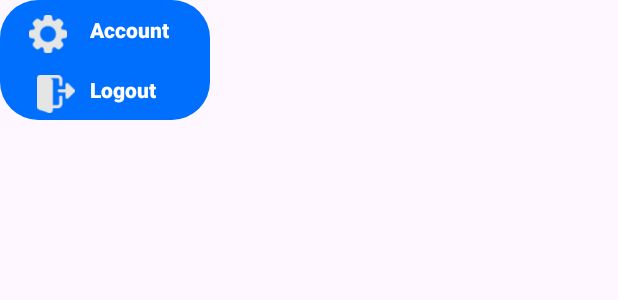
After one commit to Xuan404/QReate, an Android app: the layout pfp_click_fragment.xml on its own in the app's theme, with its tools: preview values and no code run, on a phone screen of 412 x 824 dp. The commit adds this screen. Shown: the top 300 px of the screen. Run offline under Robolectric (Android 15) with nearby library versions, the phone set to English and light mode, and no system bars.

Commit message:
Made fragments events list screen and other small changes

```diff
--- /dev/null
+++ b/code/app/src/main/res/layout/pfp_click_fragment.xml
@@ -0,0 +1,58 @@
+<?xml version="1.0" encoding="utf-8"?>
+<RelativeLayout xmlns:android="http://schemas.android.com/apk/res/android"
+    android:layout_width="wrap_content"
+    android:layout_height="80dp"
+    android:gravity="right|top"
+    android:background="@drawable/rounded_blue_buttons">
+    <androidx.appcompat.widget.AppCompatButton
+        android:id="@+id/buttonAccount"
+        android:layout_width="120dp"
+        android:layout_height="40dp"
+        android:layout_centerHorizontal="true"
+        android:layout_marginStart="10dp"
+        android:layout_marginTop="0dp"
+        android:layout_marginEnd="10dp"
+        android:layout_marginBottom="10dp"
+        android:gravity="left|center_vertical"
+        android:paddingLeft="50dp"
+        android:background="@android:color/transparent"
+        android:text="Account"
+        android:textAllCaps="false"
+        android:textColor="#FFFFFF"
+        android:textStyle="bold" />
+    <androidx.appcompat.widget.AppCompatButton
+        android:id="@+id/buttonLogout"
+        android:layout_width="120dp"
+        android:layout_height="40dp"
+        android:layout_below="@id/buttonAccount"
+        android:layout_centerHorizontal="true"
+        android:layout_marginStart="10dp"
+        android:gravity="left|center_vertical"
+        android:paddingLeft="50dp"
+        android:layout_marginTop="0dp"
+        android:layout_marginEnd="10dp"
+        android:layout_marginBottom="10dp"
+        android:background="@android:color/transparent"
+        android:text="Logout"
+        android:textAllCaps="false"
+        android:textColor="#FFFFFF"
+        android:textStyle="bold" />
+
+    <ImageView
+        android:id="@+id/logouticon"
+        android:layout_width="25dp"
+        android:layout_height="25dp"
+        android:layout_alignEnd="@+id/buttonLogout"
+        android:layout_marginTop="50dp"
+        android:layout_marginEnd="80dp"
+        android:src="@drawable/logouticon" />
+
+    <ImageView
+        android:id="@+id/accounticon"
+        android:layout_width="25dp"
+        android:layout_height="25dp"
+        android:layout_alignEnd="@+id/buttonAccount"
+        android:layout_marginTop="10dp"
+        android:layout_marginEnd="85dp"
+        android:src="@drawable/gearicon" />
+</RelativeLayout>
```
Also changed, not shown: code/app/src/main/res/layout/event_list.xml (+66 -3 lines), code/app/src/main/res/layout/event_list_recycler_row_layout.xml (added, +25 -0 lines), code/app/src/main/res/drawable/gearicon.png (added), code/app/src/main/res/drawable/logouticon.png (added).
